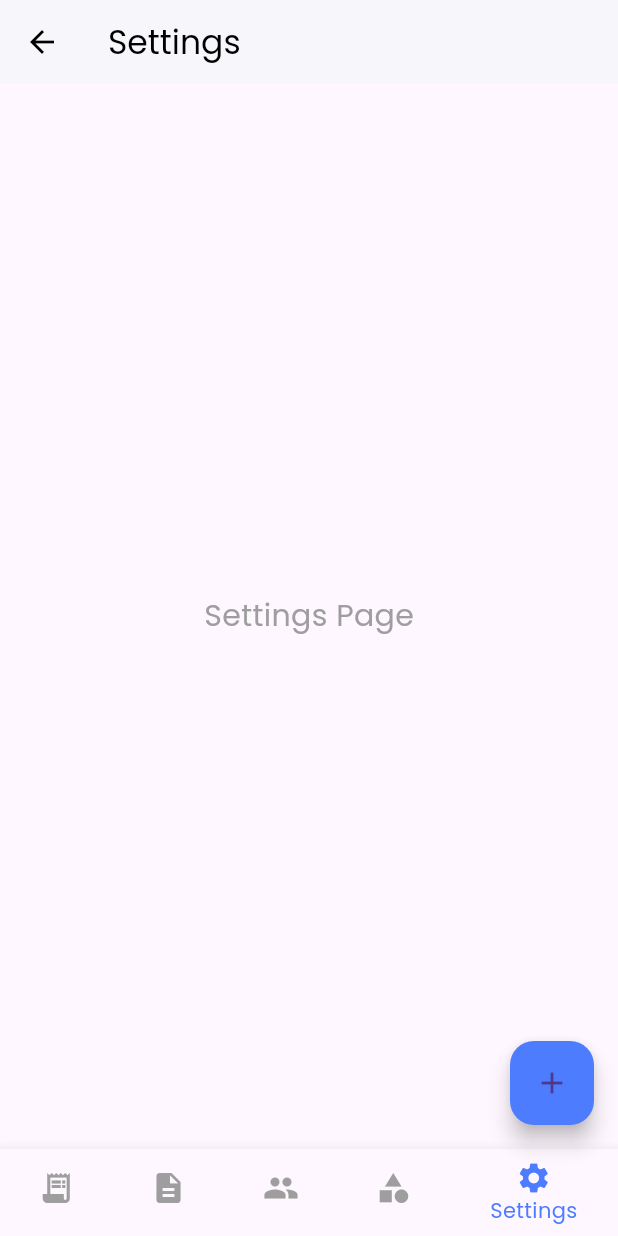
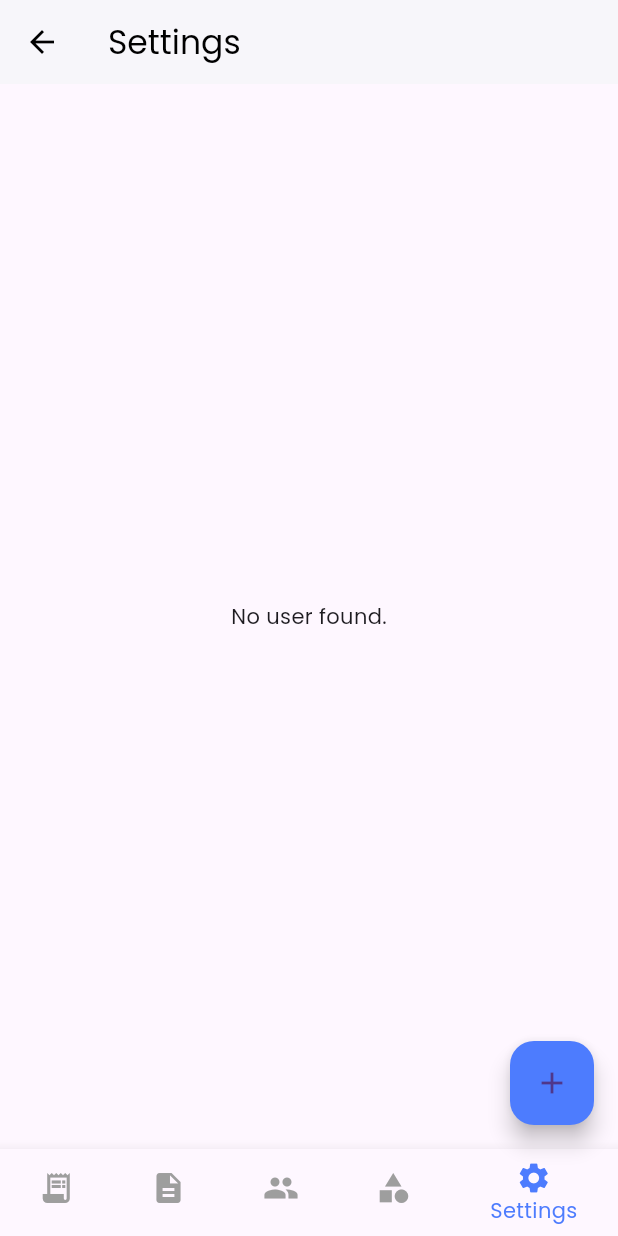
Before and after one commit to kavi17498/Billora_Invoice_App, a Flutter app: the UserDashboard screen opened by its route, item 5 of the bottom bar chosen, on a phone screen of 412 x 824 dp. Run offline on Flutter 3.47's test engine with Material 3 defaults, Android fonts, the light colour scheme and no system bars; our stand-ins replace google_fonts, image_picker, lottie, share_plus, sqflite; missing offline and left inert: flutter_pdfview; accounts and stored records are empty.

Commit message:
user details showing is done

```diff
--- /dev/null
+++ b/lib/screens/profile/userdetailsscreen.dart
@@ -0,0 +1,91 @@
+import 'dart:io'; // Needed to use File
+import 'package:flutter/material.dart';
+import 'package:invoiceapp/services/database_service.dart';
+
+class UserDetailsScreen extends StatefulWidget {
+  const UserDetailsScreen({super.key});
+
+  @override
+  State<UserDetailsScreen> createState() => _UserDetailsScreenState();
+}
+
+class _UserDetailsScreenState extends State<UserDetailsScreen> {
+  Map<String, dynamic>? userData;
+  bool isLoading = true;
+
+  @override
+  void initState() {
+    super.initState();
+    loadUser();
+  }
+
+  Future<void> loadUser() async {
+    final user = await DatabaseService.instance.getUserById(1);
+    setState(() {
+      userData = user;
+      isLoading = false;
+    });
+  }
+
+  @override
+  Widget build(BuildContext context) {
+    return Scaffold(
+      body: isLoading
+          ? const Center(child: CircularProgressIndicator())
+          : userData == null
+              ? const Center(child: Text("No user found."))
+              : Padding(
+                  padding: const EdgeInsets.all(16.0),
+                  child: ListView(
+                    children: [
+                      // Show logo image if file path exists
+                      if (userData!['company_logo_url'] != null &&
+                          userData!['company_logo_url'].toString().isNotEmpty)
+                        Column(
+                          crossAxisAlignment: CrossAxisAlignment.start,
+                          children: [
+                            const Text(
+                              "Company Logo",
+                              style: TextStyle(
+                                fontSize: 16,
+                                fontWeight: FontWeight.bold,
+                              ),
+                            ),
+                            const SizedBox(height: 10),
+                            Center(
+                              child: Image.file(
+                                File(userData!['company_logo_url']),
+                                width: 150,
+                                height: 150,
+                                fit: BoxFit.cover,
+                                errorBuilder: (context, error, stackTrace) {
+                                  return const Text(
+                                    "Image failed to load.",
+                                    style: TextStyle(color: Colors.red),
+                                  );
+                                },
+                              ),
+                            ),
+                            const SizedBox(height: 20),
+                          ],
+                        ),
+                      buildDetailTile("Name", userData!['name']),
+                      buildDetailTile("Email", userData!['email']),
+                      buildDetailTile("Phone", userData!['phone']),
+                      buildDetailTile("Address", userData!['address']),
+                      buildDetailTile("Note", userData!['note']),
+                      buildDetailTile("Website", userData!['website']),
+                      // buildDetailTile("State", userData!['state']),
+                    ],
+                  ),
+                ),
+    );
+  }
+
+  Widget buildDetailTile(String title, String? value) {
+    return ListTile(
+      title: Text(title),
+      subtitle: Text(value ?? "Not available"),
+    );
+  }
+}
--- a/lib/screens/userdashboard.dart
+++ b/lib/screens/userdashboard.dart
@@ -4,6 +4,7 @@ import 'package:invoiceapp/screens/clientspage.dart';
 import 'package:invoiceapp/screens/estimations.dart';
 import 'package:invoiceapp/screens/invoiceGen/dialogbox.dart';
 import 'package:invoiceapp/screens/itemspage.dart';
+import 'package:invoiceapp/screens/profile/userdetailsscreen.dart';
 import 'package:invoiceapp/screens/settings.dart';
 
 class UserDashboard extends StatefulWidget {
@@ -21,7 +22,7 @@ class _UserDashboardState extends State<UserDashboard> {
     EstimationsPage(),
     ClientsPage(),
     ItemsPage(),
-    SettingsPage(),
+    UserDetailsScreen(),
   ];
 
   final List<String> _titles = const [
```
Also changed, not shown: lib/screens/CompanyProfile.dart (+58 -17 lines), lib/services/database_service.dart (+46 -5 lines).
